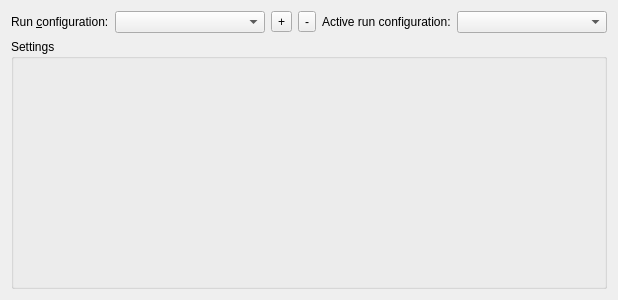
First picture: the form in src/plugins/projectexplorer/runsettingspropertiespage.ui, repository qt-creator/qt-creator, before the edit.
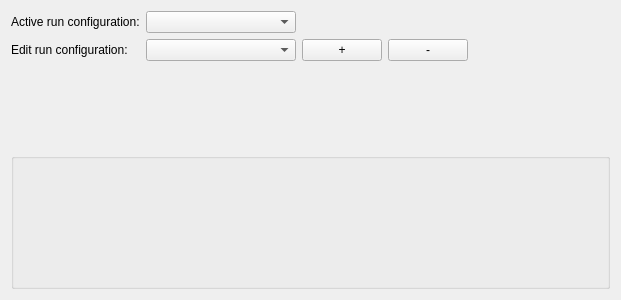
Second picture: the form after the edit.

Commit message:
New build and run settings ui.
Not finished 100%

```diff
--- a/src/plugins/projectexplorer/runsettingspropertiespage.ui
+++ b/src/plugins/projectexplorer/runsettingspropertiespage.ui
@@ -6,14 +6,40 @@
    <rect>
     <x>0</x>
     <y>0</y>
-    <width>551</width>
+    <width>621</width>
     <height>300</height>
    </rect>
   </property>
   <layout class="QVBoxLayout" name="layout">
    <item>
-    <layout class="QHBoxLayout" name="horizontalLayout">
-     <item>
+    <layout class="QFormLayout" name="formLayout">
+     <property name="fieldGrowthPolicy">
+      <enum>QFormLayout::ExpandingFieldsGrow</enum>
+     </property>
+     <item row="0" column="0">
+      <widget class="QLabel" name="label_2">
+       <property name="text">
+        <string>Active run configuration:</string>
+       </property>
+      </widget>
+     </item>
+     <item row="0" column="1">
+      <widget class="QComboBox" name="activeRunConfigurationCombo">
+       <property name="maximumSize">
+        <size>
+         <width>500</width>
+         <height>16777215</height>
+        </size>
+       </property>
+       <property name="sizeAdjustPolicy">
+        <enum>QComboBox::AdjustToContents</enum>
+       </property>
+       <property name="minimumContentsLength">
+        <number>15</number>
+       </property>
+      </widget>
+     </item>
+     <item row="1" column="0">
       <widget class="QLabel" name="label">
        <property name="sizePolicy">
         <sizepolicy hsizetype="Maximum" vsizetype="Preferred">
@@ -22,13 +48,15 @@
         </sizepolicy>
        </property>
        <property name="text">
-        <string>Run &amp;configuration:</string>
+        <string>Edit run configuration:</string>
        </property>
        <property name="buddy">
         <cstring>runConfigurationCombo</cstring>
        </property>
       </widget>
      </item>
+     <item row="1" column="1">
+      <layout class="QHBoxLayout" name="horizontalLayout">
      <item>
       <widget class="QComboBox" name="runConfigurationCombo">
        <property name="maximumSize">
@@ -46,64 +74,27 @@
       </widget>
      </item>
      <item>
-      <widget class="QToolButton" name="addToolButton">
+        <widget class="QPushButton" name="addToolButton">
        <property name="text">
         <string>+</string>
        </property>
-       <property name="popupMode">
-        <enum>QToolButton::InstantPopup</enum>
-       </property>
       </widget>
      </item>
      <item>
-      <widget class="QToolButton" name="removeToolButton">
+        <widget class="QPushButton" name="removeToolButton">
        <property name="text">
         <string>-</string>
        </property>
       </widget>
      </item>
-     <item>
-      <widget class="QLabel" name="label_2">
-       <property name="text">
-        <string>Active run configuration:</string>
-       </property>
-      </widget>
-     </item>
-     <item>
-      <widget class="QComboBox" name="activeRunConfigurationCombo">
-       <property name="maximumSize">
-        <size>
-         <width>500</width>
-         <height>16777215</height>
-        </size>
-       </property>
-       <property name="sizeAdjustPolicy">
-        <enum>QComboBox::AdjustToContents</enum>
-       </property>
-       <property name="minimumContentsLength">
-        <number>15</number>
-       </property>
-      </widget>
-     </item>
-     <item>
-      <spacer name="horizontalSpacer">
-       <property name="orientation">
-        <enum>Qt::Horizontal</enum>
-       </property>
-       <property name="sizeHint" stdset="0">
-        <size>
-         <width>40</width>
-         <height>20</height>
-        </size>
-       </property>
-      </spacer>
+      </layout>
      </item>
     </layout>
    </item>
    <item>
     <widget class="QGroupBox" name="groupBox">
      <property name="title">
-      <string>Settings</string>
+      <string/>
      </property>
      <layout class="QHBoxLayout" name="horizontalLayout_2"/>
     </widget>
```
Left out of the diff: 2 changed lines with no effect on the pictures. Lines whose indentation alone changed are shown as unchanged. The commit also changes 16 other files.
